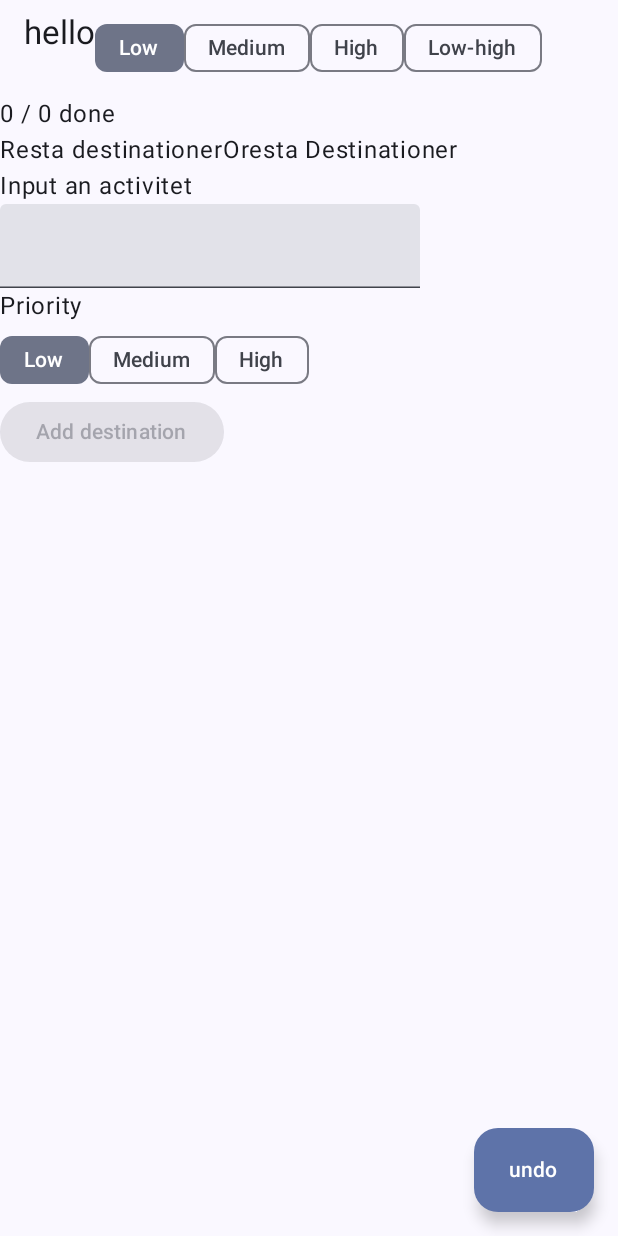
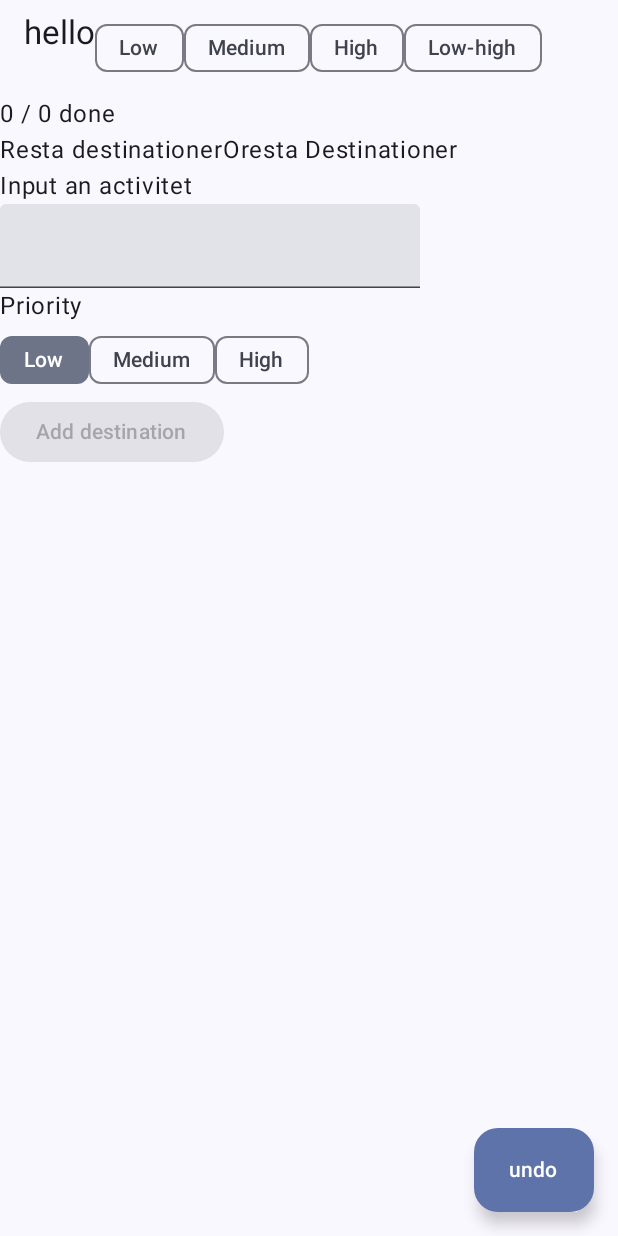
Before and after one commit to lenaappelberg/Resplanen, an Android app built with Jetpack Compose: the screen it shows after launch (MainActivity), on a phone screen of 412 x 824 dp. Run offline under Robolectric (Android 15) with nearby library versions, the phone set to English and light mode, and no system bars.

Commit message:
implementation of undoremove

```diff
--- a/app/src/main/java/com/example/resplanen/MainActivity.kt
+++ b/app/src/main/java/com/example/resplanen/MainActivity.kt
@@ -1,5 +1,6 @@
 package com.example.resplanen
 
+import android.annotation.SuppressLint
 import android.opengl.Visibility
 import android.os.Bundle
 import android.view.View
@@ -20,8 +21,10 @@ import androidx.compose.material3.ExperimentalMaterial3Api
 import androidx.compose.material3.ExtendedFloatingActionButton
 import androidx.compose.material3.FilterChip
 import androidx.compose.material3.Scaffold
+import androidx.compose.material3.SnackbarDuration
 import androidx.compose.material3.SnackbarHost
 import androidx.compose.material3.SnackbarHostState
+import androidx.compose.material3.SnackbarResult
 import androidx.compose.material3.Text
 import androidx.compose.material3.TextField
 import androidx.compose.material3.TopAppBar
@@ -36,6 +39,7 @@ import androidx.compose.ui.tooling.preview.Preview
 import androidx.lifecycle.ViewModel
 import com.example.resplanen.ui.theme.ResplanenTheme
 import androidx.lifecycle.viewmodel.compose.viewModel
+import kotlinx.coroutines.launch
 
 
 class MainActivity : ComponentActivity() {
@@ -50,9 +54,8 @@ class MainActivity : ComponentActivity() {
                 Scaffold(modifier = Modifier.fillMaxSize(),snackbarHost = {
                     SnackbarHost(snackbarHostState)
                 },
-                    topBar = { TopAppBar({ Title("hello") }) },floatingActionButton = { ExtendedFloatingActionButton(onClick = {}, content = {
-                        Text(text = "undo")
-                    }) })
+                    topBar = { TopAppBar({ Title("hello") }) },floatingActionButton = { undoremovebutton()
+                    })
                 { innerPadding ->
 
                     TopAppBar({ Title("hello") })
@@ -79,9 +82,9 @@ fun Title(text:String,viewmodel: ResplanenViewmodel=viewModel()){
         //Ångra knapp
         //priorities filter
         Row() {
-            priorities.forEach { filter ->
+            filters.forEach { filter ->
                 FilterChip(
-                    selected = state.priority == filter,
+                    selected = state.filter==filter,
                     onClick = { viewmodel.onFilterChange(filter) },
                     label = { Text(filter) },
                 )
@@ -92,7 +95,6 @@ fun Title(text:String,viewmodel: ResplanenViewmodel=viewModel()){
             onClick = {viewmodel.toggleSort()},
             label = {Text("Low-high")})
                 }
-    //undoremove button
 
 }
 @Composable
@@ -129,9 +131,7 @@ fun Travelcards(Resplanen: Resplanen){
 }
 @Composable
 fun Inputelement(viewModel: ResplanenViewmodel = viewModel() ){
-    //global state management applies everywhere which means that edits also appear here
     val item=viewModel.uistate.aktivitet
-    //var checked by remember { mutableStateOf(true,false,false) }
     var checked=viewModel.uistate.priority
     Column() {
         Text(text = "Input an activitet")
@@ -155,9 +155,23 @@ fun Inputelement(viewModel: ResplanenViewmodel = viewModel() ){
 fun Markasread(viewmodel: ResplanenViewmodel=viewModel(),id:Int){
     Button(onClick = {viewmodel.updateraresa(id)}) {Text(text = if (viewmodel.uistate.mutreslist[id].gjort==true) "Unmark Holiday" else "Mark Holiday as done") }
 }
+@SuppressLint("CoroutineCreationDuringComposition")
 @Composable
 fun Delete(viewmodel: ResplanenViewmodel=viewModel(),id:Int){
+    val index = viewmodel.uistate.mutreslist.indexOfFirst { it.id == id }
+    val snackbarHostState = remember { SnackbarHostState() }
+    val scope = rememberCoroutineScope()
     Button(onClick = {viewmodel.tabortresa(id)}) {Text(text = "Delete Holiday") }
+        scope.launch {
+            val result = snackbarHostState.showSnackbar(
+                message = "${viewmodel.uistate.mutreslist[index].Aktivitet} togs bort",
+                actionLabel = "Ångra",
+                duration = SnackbarDuration.Short,
+            )
+            if (result == SnackbarResult.ActionPerformed) {
+                viewmodel.undoRemove()
+            }
+        }
 }
 @Composable
 fun Statisticrow(viewmodel: ResplanenViewmodel=viewModel()){
@@ -175,6 +189,7 @@ fun searchbar(){
     TextField(value="", onValueChange = {})
     Button(onClick = {}) { }
 }
-@Composable fun undoremovebutton(){
-Button(onClick = {}) {Text(text = "undoremove") }
+@Composable fun undoremovebutton(viewmodel: ResplanenViewmodel=viewModel()){
+    ExtendedFloatingActionButton(onClick = {viewmodel.undoRemove()}, content = {
+        Text(text = "undo")})
 }
--- a/app/src/main/java/com/example/resplanen/ResplanenViewmodel.kt
+++ b/app/src/main/java/com/example/resplanen/ResplanenViewmodel.kt
@@ -24,6 +24,7 @@ data class Resplanenuistate(
     val mutreslist: List<Resplanen> =reslist
 )
 val priorities=listOf<String>("Low","Medium","High")
+val filters=listOf<String>("Low","Medium","High")
 class ResplanenViewmodel : ViewModel() {
     var uistate by mutableStateOf(Resplanenuistate())
         private set
@@ -80,7 +81,7 @@ class ResplanenViewmodel : ViewModel() {
         uistate = uistate.copy(sortByTitle = !uistate.sortByTitle)
     }
     val filtered = uistate.mutreslist.filter {
-        when (uistate.priority) {
+        when (uistate.filter) {
             "Low" -> it.priority=="low"
             "Medium" -> it.priority=="medium"
             "High"-> it.priority =="High"
```
